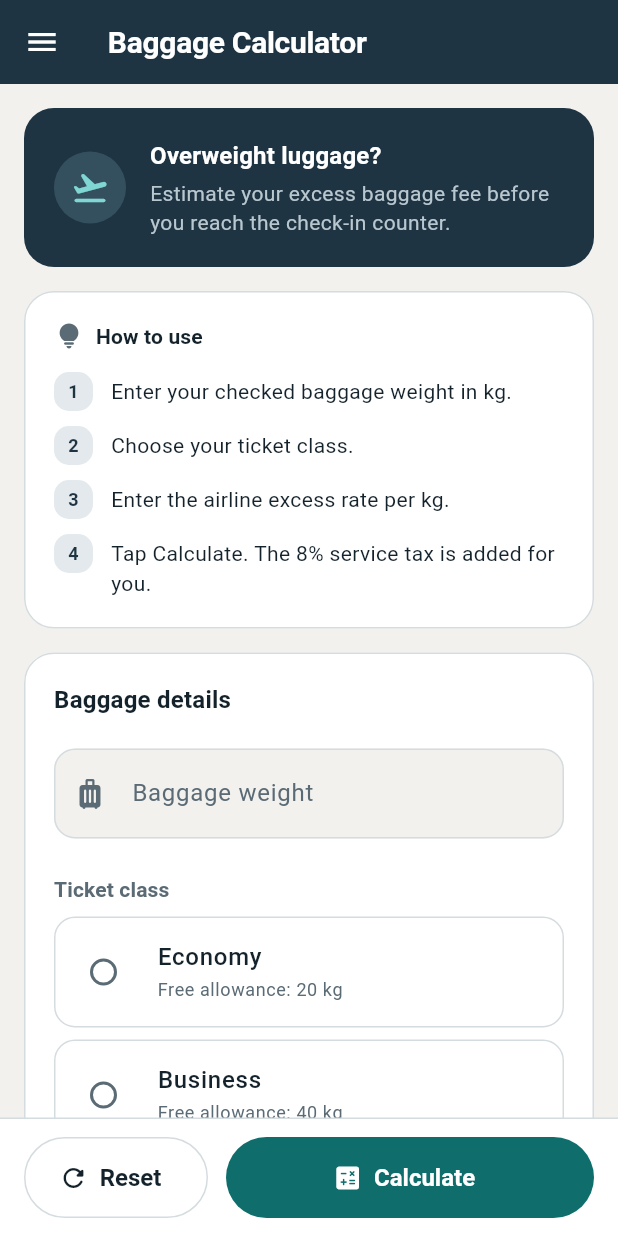
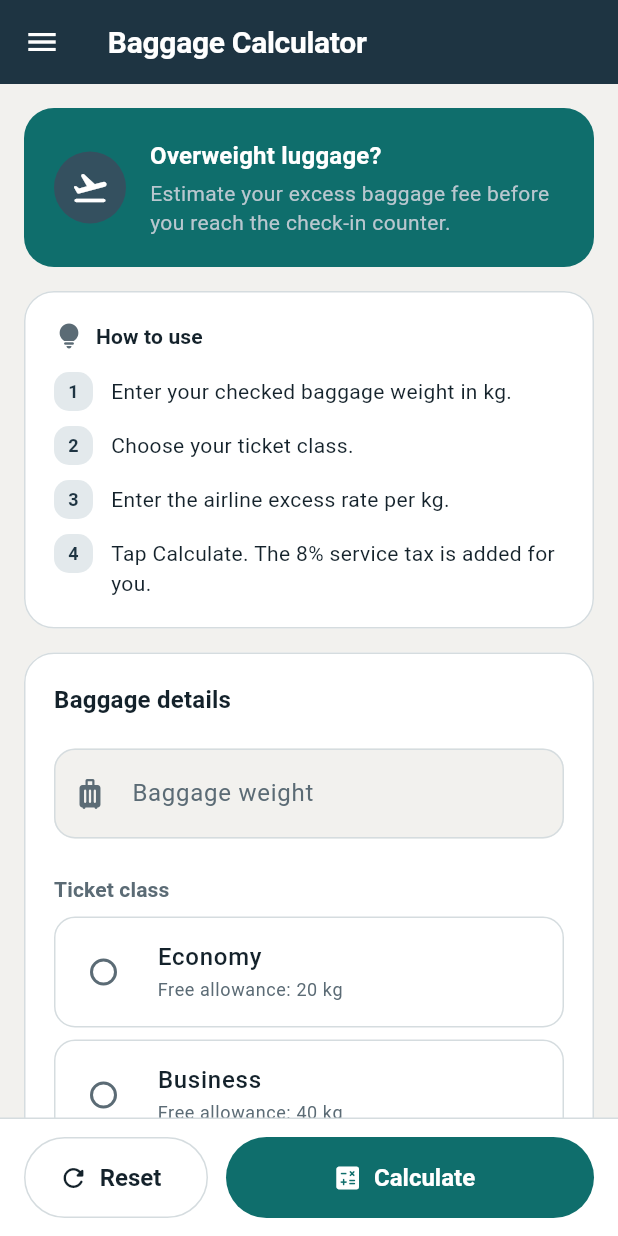
Before and after one commit to tepungPelita1/MobileAssignment, a Flutter app: the screen it shows after launch, on a phone screen of 412 x 824 dp. Run offline on Flutter 3.47's test engine with Material 3 defaults, Android fonts, the phone set to English and light mode, and no system bars.

Commit message:
Change plane icon colour

```diff
--- a/lib/home_page.dart
+++ b/lib/home_page.dart
@@ -334,7 +334,7 @@ class _HomePageState extends State<HomePage> {
     return Container(
       padding: const EdgeInsets.all(20),
       decoration: BoxDecoration(
-        color: colors.primary,
+        color: colors.secondary,
         borderRadius: BorderRadius.circular(AppShape.card),
       ),
       child: Row(
@@ -349,7 +349,7 @@ class _HomePageState extends State<HomePage> {
             ),
             child: Icon(
               Icons.flight_takeoff_rounded,
-              color: AppColors.colorSecondaryLight,
+              color: const Color.fromARGB(255, 255, 255, 255),
               size: 26,
             ),
           ),
```
